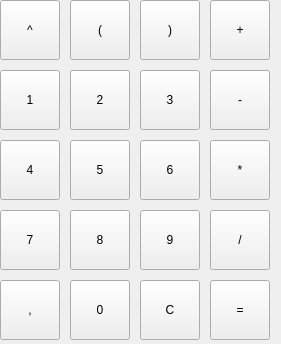
Before: the Qt Designer form ui/views/InputModule/InputModule.ui in dammmueller-calculator/calculator, drawn with Qt 5.
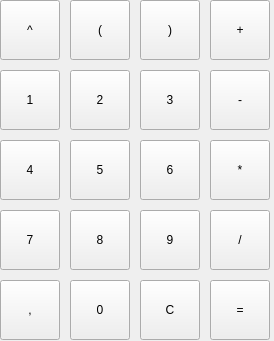
After: the same form once the commit is applied.

What changed in the file:
```diff
--- a/ui/views/InputModule/InputModule.ui
+++ b/ui/views/InputModule/InputModule.ui
@@ -6,8 +6,8 @@
    <rect>
     <x>0</x>
     <y>0</y>
-    <width>281</width>
-    <height>344</height>
+    <width>274</width>
+    <height>341</height>
    </rect>
   </property>
   <property name="windowTitle">
```
Left out of the diff: 20 changed lines with no effect on the pictures.
